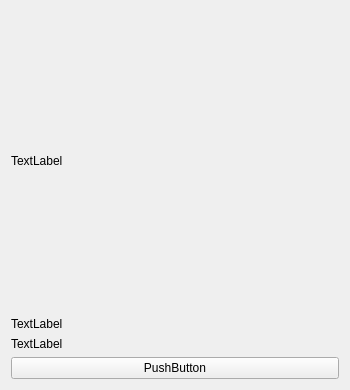
Andrew-Gh21/OnLib, file OnLib/OnLib/BookPreview.ui: the form before one commit.
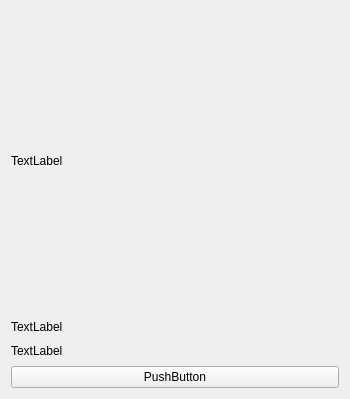
The form after the commit.

Commit message:
Added minimum size of main Window + code clean up
Added minimum size of main window so when books are displayed on sections, user can't make it so small so that book can't be seen.

Patch:
```diff
--- a/OnLib/OnLib/BookPreview.ui
+++ b/OnLib/OnLib/BookPreview.ui
@@ -7,7 +7,7 @@
     <x>0</x>
     <y>0</y>
     <width>350</width>
-    <height>280</height>
+    <height>399</height>
    </rect>
   </property>
   <property name="minimumSize">
@@ -28,21 +28,14 @@
   <layout class="QGridLayout" name="gridLayout">
    <item row="0" column="0">
     <layout class="QGridLayout" name="gridLayout_2">
-     <item row="3" column="0">
-      <widget class="QLabel" name="authors">
-       <property name="text">
-        <string>TextLabel</string>
-       </property>
-      </widget>
-     </item>
-     <item row="4" column="0">
-      <widget class="QPushButton" name="lendButton">
-       <property name="text">
-        <string>PushButton</string>
-       </property>
-      </widget>
-     </item>
      <item row="2" column="0">
+      <widget class="QLabel" name="authors">
+       <property name="text">
+        <string>TextLabel</string>
+       </property>
+      </widget>
+     </item>
+     <item row="1" column="0">
       <widget class="QLabel" name="title">
        <property name="text">
         <string>TextLabel</string>
@@ -62,18 +55,12 @@
        </property>
       </widget>
      </item>
-     <item row="1" column="0">
-      <spacer name="verticalSpacer">
-       <property name="orientation">
-        <enum>Qt::Vertical</enum>
+     <item row="3" column="0">
+      <widget class="QPushButton" name="lendButton">
+       <property name="text">
+        <string>PushButton</string>
        </property>
-       <property name="sizeHint" stdset="0">
-        <size>
-         <width>20</width>
-         <height>40</height>
-        </size>
-       </property>
-      </spacer>
+      </widget>
      </item>
     </layout>
    </item>
```
The commit also changes 2 other files.
